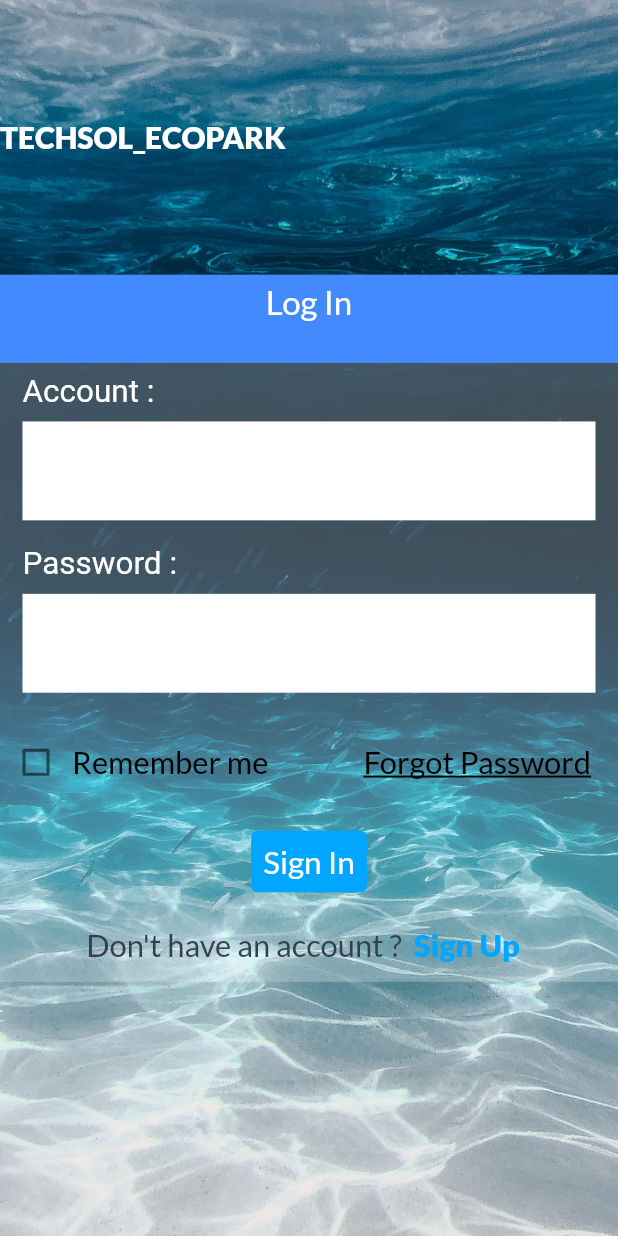
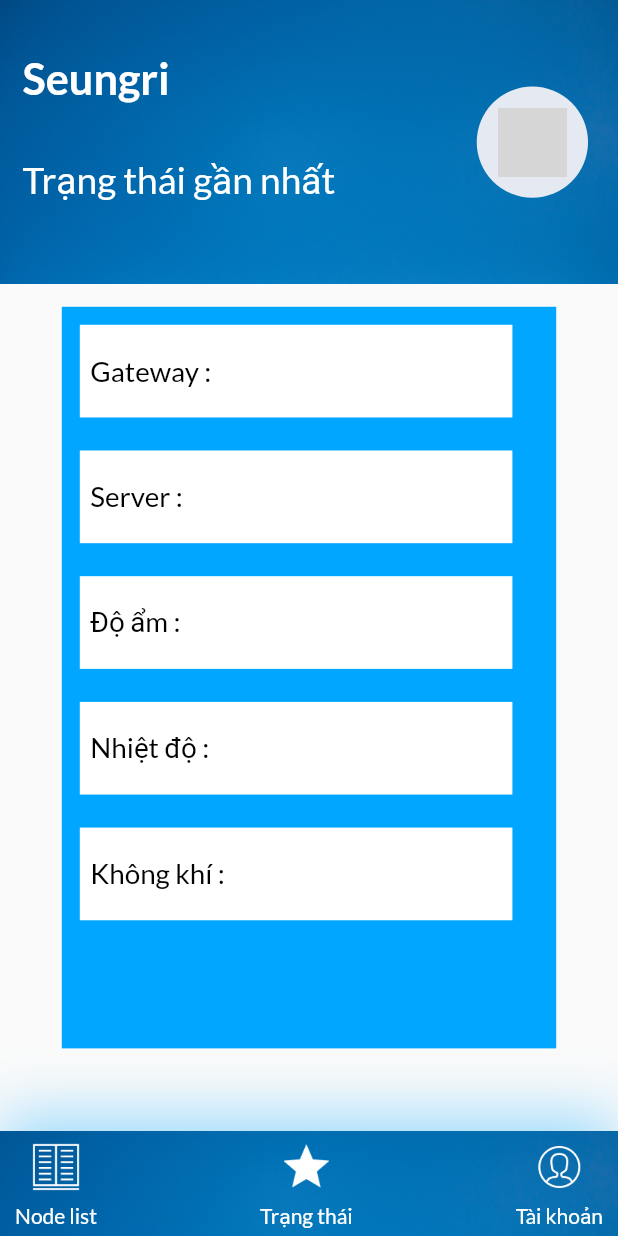
Before and after one commit to AnhNThust/Techsol_Ecopark, a Flutter app: the screen it shows after launch, after a tap on "Sign In", on a phone screen of 412 x 824 dp. Run offline on Flutter 3.47's test engine with Material 2 defaults, Android fonts, the light colour scheme and no system bars; grey boxes are pictures that could not be loaded.

Commit message:
Create MainPage

```diff
--- a/lib/main.dart
+++ b/lib/main.dart
@@ -1,6 +1,7 @@
 import 'package:flutter/cupertino.dart';
 import 'package:flutter/material.dart';
 import 'package:techsol_ecopark/constants.dart';
+import 'package:techsol_ecopark/screens/main_page/main_screen.dart';
 
 import 'screens/login/input_field.dart';
 import 'screens/login/label_account.dart';
@@ -80,7 +81,13 @@ class SignInButton extends StatelessWidget {
         bottom: size.height * 0.01,
       ),
       child: TextButton(
-        onPressed: () {},
+        onPressed: () {
+          Navigator.push(
+            context,
+            MaterialPageRoute(
+              builder: (context) => MainPageScreen(),
+            ));
+        },
         child: Text(
           "Sign In",
           style: TextStyle(
--- a/lib/screens/login/name_company.dart
+++ b/lib/screens/login/name_company.dart
@@ -1,5 +1,4 @@
 import 'package:flutter/material.dart';
-import 'package:techsol_ecopark/constants.dart';
 
 class NameCompany extends StatelessWidget {
   const NameCompany({
--- /dev/null
+++ b/lib/screens/main_page/body.dart
@@ -0,0 +1,75 @@
+import 'package:flutter/cupertino.dart';
+import 'package:flutter/material.dart';
+import 'package:techsol_ecopark/constants.dart';
+
+import 'my_header.dart';
+import 'templates/status_row.dart';
+
+class Body extends StatelessWidget {
+  @override
+  Widget build(BuildContext context) {
+    return SingleChildScrollView(
+      child: Column(
+        children: <Widget>[
+          CurrentUser(),
+          TableInfo(),
+        ],
+      ),
+    );
+  }
+}
+
+class TableInfo extends StatelessWidget {
+  const TableInfo({
+    Key key,
+  }) : super(key: key);
+
+  @override
+  Widget build(BuildContext context) {
+    Size size = MediaQuery.of(context).size;
+
+    return Container(
+      width: size.width * 0.8,
+      height: size.height * 0.6,
+      margin: EdgeInsets.only(
+        top: CusMargin,
+      ),
+      color: kBackgroundBtnColor,
+      child: Column(
+        crossAxisAlignment: CrossAxisAlignment.start,
+        children: [
+          StatusRow(
+            size: size,
+            title: "Gateway :",
+            myHeight: size.height * 0.075,
+            myWidth: size.width * 0.7,
+          ),
+          StatusRow(
+            size: size,
+            title: "Server :",
+            myHeight: size.height * 0.075,
+            myWidth: size.width * 0.7,
+          ),
+          StatusRow(
+            size: size,
+            title: "Độ ẩm :",
+            myHeight: size.height * 0.075,
+            myWidth: size.width * 0.7,
+          ),
+          StatusRow(
+            size: size,
+            title: "Nhiệt độ :",
+            myHeight: size.height * 0.075,
+            myWidth: size.width * 0.7,
+          ),
+          StatusRow(
+            size: size,
+            title: "Không khí :",
+            myHeight: size.height * 0.075,
+            myWidth: size.width * 0.7,
+          ),
+        ],
+      ),
+    );
+  }
+}
--- /dev/null
+++ b/lib/screens/main_page/main_screen.dart
@@ -0,0 +1,107 @@
+import 'package:flutter/cupertino.dart';
+import 'package:flutter/material.dart';
+import 'package:techsol_ecopark/constants.dart';
+
+import 'body.dart';
+
+class MainPageScreen extends StatelessWidget {
+  @override
+  Widget build(BuildContext context) {
+    return Scaffold(
+      body: Body(),
+      bottomNavigationBar: Container(
+        height: 70,
+        decoration: BoxDecoration(
+          image: DecorationImage(
+            image: AssetImage("assets/images/background2.jpeg"),
+            fit: BoxFit.cover,
+          ),
+          boxShadow: [
+            BoxShadow(
+              offset: Offset(0, -10),
+              blurRadius: 35,
+              color: kBackgroundBtnColor.withOpacity(0.38),
+            ),
+          ],
+        ),
+        child: Row(
+          children: [
+            // TextButton.icon(
+            //   onPressed: () {},
+            //   icon: Image.asset(
+            //     "assets/images/Book.png",
+            //     color: Colors.white,
+            //     width: 40,
+            //     height: 40,
+            //   ),
+            //   label: Text(
+            //     "Node list",
+            //     style: TextStyle(
+            //       color: Colors.white,
+            //       fontSize: 11,
+            //       fontFamily: "Lato",
+            //     ),
+            //   ),
+            // )
+            ItemOfNavBar(
+              image: "assets/images/Book.png",
+              title: "Node list",
+            ),
+            Spacer(),
+            ItemOfNavBar(
+              image: "assets/images/Star.png",
+              title: "Trạng thái",
+            ),
+            Spacer(),
+            ItemOfNavBar(
+              image: "assets/images/Person1.png",
+              title: "Tài khoản",
+            ),
+          ],
+        ),
+      ),
+    );
+  }
+}
+
+class ItemOfNavBar extends StatelessWidget {
+  const ItemOfNavBar({
+    Key key,
+    this.image,
+    this.title,
+  }) : super(key: key);
+
+  final String image;
+  final String title;
+
+  @override
+  Widget build(BuildContext context) {
+    Size size = MediaQuery.of(context).size;
+
+    return Padding(
+      padding: const EdgeInsets.only(
+        left: CusPadding,
+        right: CusPadding,
+      ),
+      child: Column(
+        children: [
+          IconButton(
+            icon: Image.asset(
+                image,
+              color: Colors.white,
+            ),
+            onPressed: () {},
+          ),
+          Text(
+            title,
+            style: TextStyle(
+              color: Colors.white,
+              fontSize: size.width * 0.034,
+              fontFamily: "Lato",
+            ),
+          ),
+        ],
+      ),
+    );
+  }
+}
--- /dev/null
+++ b/lib/screens/main_page/my_header.dart
@@ -0,0 +1,75 @@
+import 'package:flutter/material.dart';
+
+import '../../constants.dart';
+
+class CurrentUser extends StatelessWidget {
+  const CurrentUser({
+    Key key,
+  }) : super(key: key);
+
+  @override
+  Widget build(BuildContext context) {
+    Size size = MediaQuery.of(context).size;
+    print("${size.height}");
+
+    return Container(
+      width: size.width,
+      height: size.height * 0.23,
+      decoration: BoxDecoration(
+        image: DecorationImage(
+          image: AssetImage("assets/images/background2.jpeg"),
+          fit: BoxFit.cover,
+        ),
+      ),
+      child: Row(
+        children: <Widget>[
+          Container(
+            margin: EdgeInsets.only(
+              left: CusMargin,
+            ),
+            child: Column(
+              crossAxisAlignment: CrossAxisAlignment.start,
+              children: [
+                Text(
+                  "\nSeungri\n",
+                  style: TextStyle(
+                    color: Colors.white,
+                    fontSize: size.width * 0.07,
+                    fontFamily: "Lato",
+                    fontWeight: FontWeight.bold,
+                  ),
+                ),
+                Text(
+                  "Trạng thái gần nhất",
+                  style: TextStyle(
+                    color: Colors.white,
+                    fontSize: size.width * 0.06,
+                    fontFamily: "Lato",
+                  ),
+                ),
+              ],
+            ),
+          ),
+          Spacer(),
+          Container(
+            width: size.width * 0.18,
+            height: size.width * 0.18,
+            margin: EdgeInsets.only(
+              right: CusMargin + 5,
+            ),
+            decoration: BoxDecoration(
+              borderRadius: BorderRadius.circular(size.width * 0.09),
+              color: Color(0xFFE5E9F2),
+            ),
+            child: Padding(
+              padding: const EdgeInsets.all(14.0),
+              child: Image(
+                image: AssetImage("assets/images/Icon_Smile.png"),
+              ),
+            ),
+          ),
+        ],
+      ),
+    );
+  }
+}
--- /dev/null
+++ b/lib/screens/main_page/templates/status_row.dart
@@ -0,0 +1,71 @@
+import 'package:flutter/material.dart';
+
+import '../../../constants.dart';
+
+class StatusRow extends StatelessWidget {
+  const StatusRow({
+    Key key,
+    @required this.size,
+    this.title,
+    this.myHeight,
+    this.myWidth,
+  }) : super(key: key);
+
+  final Size size;
+  final String title;
+  final double myHeight;
+  final double myWidth;
+
+  @override
+  Widget build(BuildContext context) {
+    return Container(
+      // height: size.height * 0.075,
+      height: myHeight,
+      // width: size.width * 0.7,
+      width: myWidth,
+      margin: EdgeInsets.only(
+        top: CusPadding + 2,
+        left: CusPadding + 2,
+        bottom: CusPadding,
+      ),
+      color: Colors.white,
+      child: Row(
+        children: [
+          Padding(
+            padding: const EdgeInsets.only(
+              left: CusPadding - 3,
+            ),
+            child: Text(
+              title,
+              style: TextStyle(
+                color: Colors.black,
+                fontSize: size.width * 0.045,
+                fontFamily: "Lato",
+              ),
+            ),
+          ),
+          Expanded(
+            child: Padding(
+              padding: const EdgeInsets.only(
+                left: CusPadding - 3,
+                right: CusPadding - 3,
+                bottom: CusPadding - 2.5,
+              ),
+              child: TextField(
+                decoration: InputDecoration(
+                  enabledBorder: InputBorder.none,
+                  focusedBorder: InputBorder.none,
+                ),
+                readOnly: true,
+                onChanged: (value) {},
+                style: TextStyle(
+                  fontSize: size.width * 0.045,
+                ),
+              ),
+            ),
+          ),
+        ],
+      ),
+    );
+  }
+}
```
